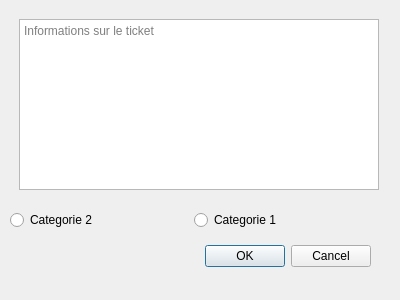
Old version of the form dialognouveauticket.ui in the repository madisonnoyer54/EasyTicket.
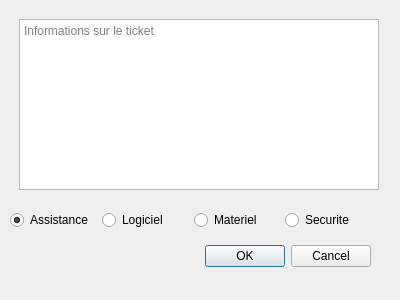
New version of the form.

The edit to the form file:
```diff
--- a/dialognouveauticket.ui
+++ b/dialognouveauticket.ui
@@ -55,14 +55,31 @@
     <item>
      <widget class="QRadioButton" name="radioButton_2">
       <property name="text">
-       <string>Categorie 2</string>
+       <string>Assistance</string>
       </property>
+      <property name="checked">
+       <bool>true</bool>
+      </property>
      </widget>
     </item>
     <item>
      <widget class="QRadioButton" name="radioButton">
       <property name="text">
-       <string>Categorie 1</string>
+       <string>Logiciel</string>
+      </property>
+     </widget>
+    </item>
+    <item>
+     <widget class="QRadioButton" name="Materiel">
+      <property name="text">
+       <string>Materiel</string>
+      </property>
+     </widget>
+    </item>
+    <item>
+     <widget class="QRadioButton" name="Securite">
+      <property name="text">
+       <string>Securite</string>
       </property>
      </widget>
     </item>
```
Left out of the diff: 6 changed lines with no effect on the pictures.
